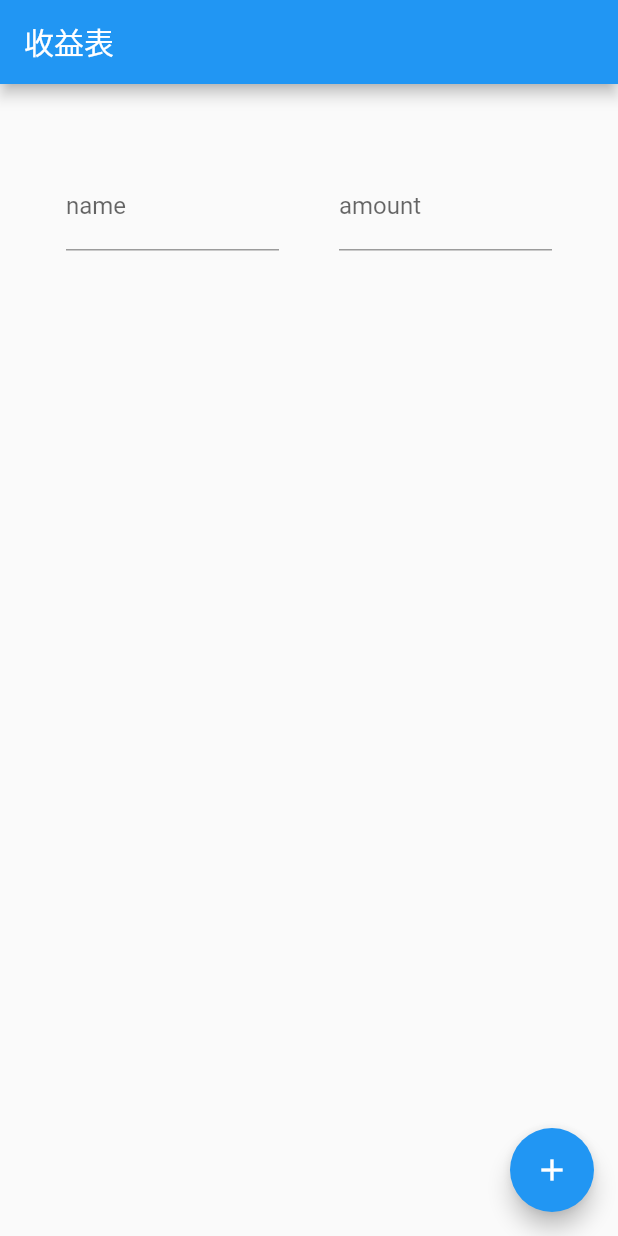
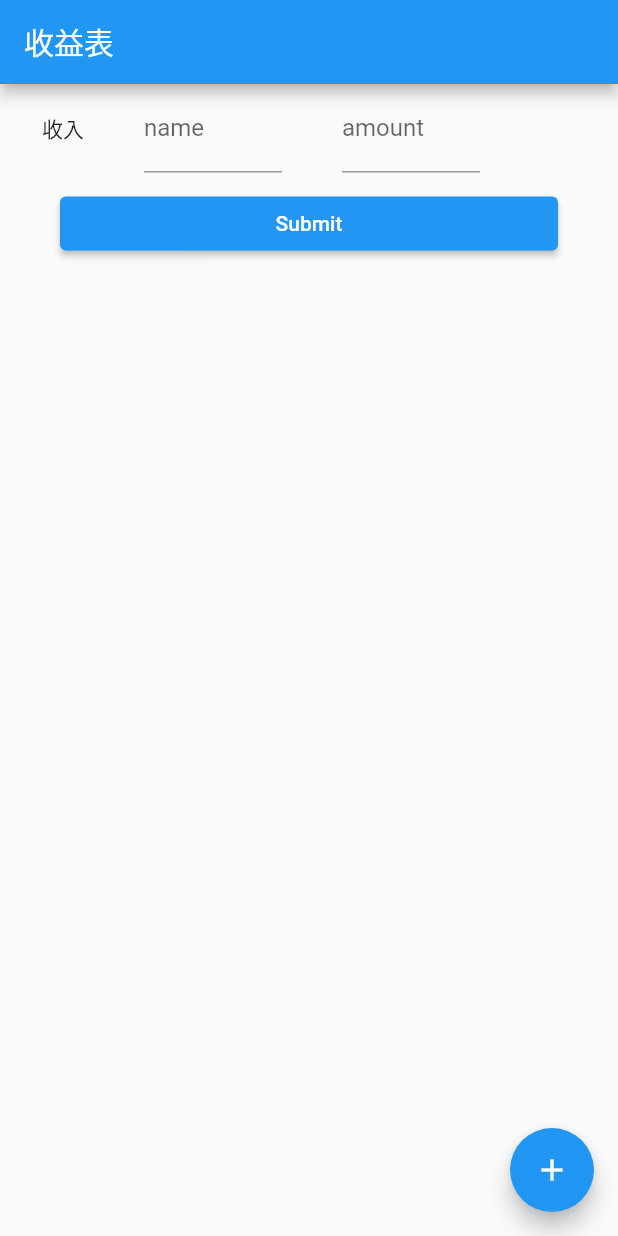
Before and after one commit to ABNER-1/flutter_cashflow_app, a Flutter app: the MyHomePage screen opened directly, after a tap on the "add" icon, on a phone screen of 412 x 824 dp. Run offline on Flutter 3.47's test engine with Material 2 defaults, Android fonts, the phone set to English and light mode, and no system bars.

Commit message:
add sumbit button without save action

```diff
--- a/lib/calced_item.dart
+++ b/lib/calced_item.dart
@@ -44,12 +44,18 @@ class _ShowItemWidgetState extends State<ShowItemWidget> {
   Widget build(BuildContext context) {
     // Fill this out in the next step.
     return Padding(
-        padding: EdgeInsets.symmetric(horizontal: 8, vertical: 16),
+        padding: EdgeInsets.symmetric(horizontal: 8, vertical: 0),
         child: Row(
           children: <Widget>[
             new Flexible(
               child: Padding(
-                padding: const EdgeInsets.all(20.0),
+                padding: const EdgeInsets.symmetric(horizontal: 20, vertical: 0),
+                child: Text(MyHomePage.of(context)?.items[id].type == CalcedType.Income ? "收入": "支出"),
+              ),
+            ),
+            new Flexible(
+              child: Padding(
+                padding: const EdgeInsets.symmetric(horizontal: 20, vertical: 0),
                 child: new TextFormField(
                   decoration: InputDecoration(
                     border: UnderlineInputBorder(),
@@ -63,7 +69,7 @@ class _ShowItemWidgetState extends State<ShowItemWidget> {
             ),
             new Flexible(
               child: Padding(
-                padding: const EdgeInsets.all(20.0),
+                padding: const EdgeInsets.symmetric(horizontal: 20, vertical: 0),
                 child: TextFormField(
                   decoration: InputDecoration(
                     border: UnderlineInputBorder(),
--- a/lib/main.dart
+++ b/lib/main.dart
@@ -13,15 +13,6 @@ class MyApp extends StatelessWidget {
     return MaterialApp(
       title: '现金流',
       theme: ThemeData(
-        // This is the theme of your application.
-        //
-        // Try running your application with "flutter run". You'll see the
-        // application has a blue toolbar. Then, without quitting the app, try
-        // changing the primarySwatch below to Colors.green and then invoke
-        // "hot reload" (press "r" in the console where you ran "flutter run",
-        // or simply save your changes to "hot reload" in a Flutter IDE).
-        // Notice that the counter didn't reset back to zero; the application
-        // is not restarted.
         primarySwatch: Colors.blue,
       ),
       home: MyHomePage(title: '收益表'),
@@ -69,19 +60,27 @@ class _MyHomePageState extends State<MyHomePage> {
     });
   }
 
-  @override
-  Widget build(BuildContext context) {
-    return _MyHomePageScope(
-        state: this,
-        child: Scaffold(
-          appBar: AppBar(
-            title: Text(widget.title),
-          ),
-          body: Center(
-              child: ListView.builder(
-                  padding: const EdgeInsets.all(16.0),
-                  itemCount: items.length,
+  // var listKey = GlobalKey<>();
+  Widget _showItemList() {
+    return ListView.builder(
+        padding: const EdgeInsets.all(0.0),
+        itemCount: items.length + 1,
         itemBuilder: (context, index) {
+          if (index >= items.length) {
+            return new Padding(
+                padding: EdgeInsets.symmetric(horizontal: 40, vertical: 10),
+                child: ElevatedButton(
+                  onPressed: () {
+                    ScaffoldMessenger.of(context).showSnackBar(
+                        SnackBar(content: Text('Processing Data')));
+                    // if (_formKey.currentState!.validate()) {
+                    //   ScaffoldMessenger.of(context)
+                    //       .showSnackBar(SnackBar(content: Text('Processing Data')));
+                    // }
+                  },
+                  child: Text('Submit'),
+                ));
+          }
           return Dismissible(
             // Each Dismissible must contain a Key. Keys allow Flutter to
             // uniquely identify widgets.
@@ -93,12 +92,25 @@ class _MyHomePageState extends State<MyHomePage> {
               setState(() {
                 items.removeAt(index);
               });
-                        ScaffoldMessenger.of(context).showSnackBar(SnackBar(
-                            content: Text('${items[index].name} dismissed')));
+              ScaffoldMessenger.of(context).showSnackBar(
+                  SnackBar(content: Text('${items[index].name} dismissed')));
             },
             child: new ShowItemWidget(id: index),
           );
-                  })),
+        });
+  }
+
+  @override
+  Widget build(BuildContext context) {
+    return _MyHomePageScope(
+        state: this,
+        child: Scaffold(
+          appBar: AppBar(
+            title: Text(widget.title),
+          ),
+          body: Center(
+            child: _showItemList(),
+          ),
           floatingActionButton: FloatingActionButton(
             onPressed: _incrementCounter,
             tooltip: 'Increment',
```
Also changed, not shown: 1 other file. Lines whose indentation alone changed are shown as unchanged.
